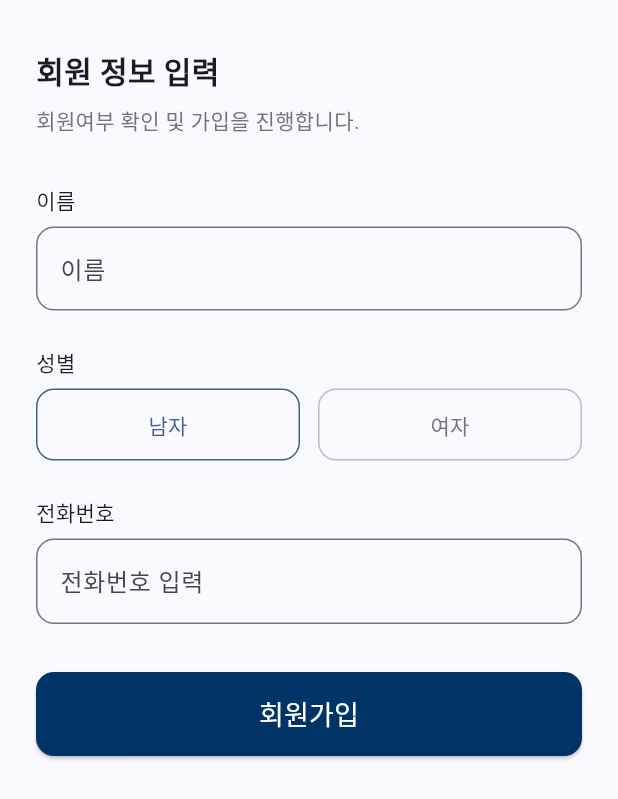
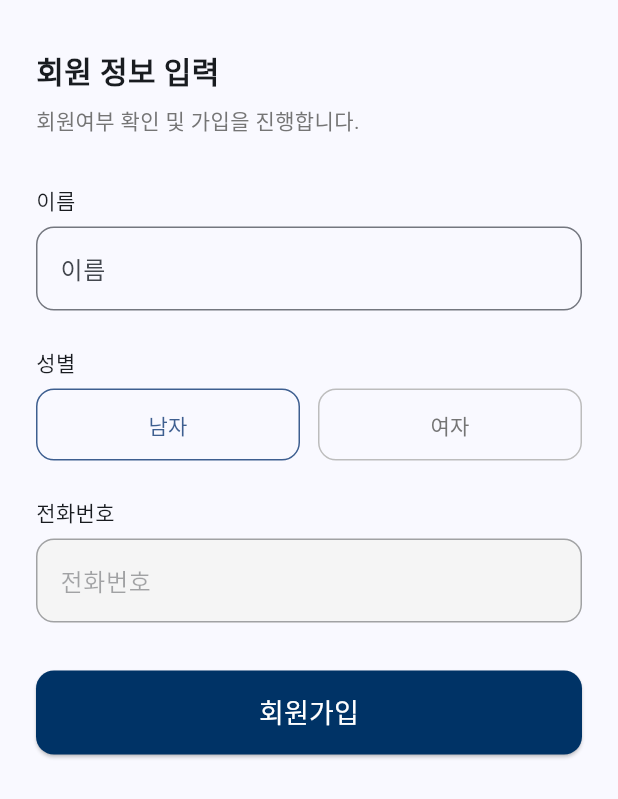
Before and after one commit to pknu-wap/2025_1_app2_FE, a Flutter app: the SignupScreen screen opened directly with empty values, on a phone screen of 412 x 824 dp. Shown: the top 799 px of the screen. Run offline on Flutter 3.47's test engine with Material 3 defaults, Android fonts, the phone set to English and light mode, and no system bars; drawn by our look-alikes of overlay_support; our stand-ins replace cloud_firestore, dio, firebase_core, flutter_dotenv, flutter_rating_bar, flutter_secure_storage and 6 more; missing offline and left inert: flutter_sms, stomp_dart_client; accounts and stored records are empty; Roboto replaces fonts that are missing (Pretendard).

Commit message:
refactor: something detail

```diff
--- a/app2_client/lib/providers/auth_provider.dart
+++ b/app2_client/lib/providers/auth_provider.dart
@@ -17,9 +17,9 @@ class AuthProvider extends ChangeNotifier {
 
   /// 로그인 + 서버 인증
   /// @deprecated 예정
-  Future<String> login() async {
+  Future<String?> login() async {
     final u = await _authService.loginWithGoogle();
-    if (u == null) return 'GOOGLE_SIGN_IN_FAILED';
+    if (u == null) return null;  // 구글 로그인 취소 시 null 반환
 
     _user = u;
 
--- a/app2_client/lib/screens/login_screen.dart
+++ b/app2_client/lib/screens/login_screen.dart
@@ -51,7 +51,10 @@ class LoginScreen extends StatelessWidget {
                   elevation: 1,
                   onPressed: () async {
                     final result = await auth.login();
-                    if (result == 'SUCCESS') {
+                    if (result == null) {
+                      // 로그인 취소 시 아무 동작도 하지 않음
+                      return;
+                    } else if (result == 'SUCCESS') {
                       // ✅ accessToken 저장
                       final prefs = await SharedPreferences.getInstance();
                       await prefs.setString('accessToken', auth.tokens!.accessToken);
--- a/app2_client/lib/screens/signup_screen.dart
+++ b/app2_client/lib/screens/signup_screen.dart
@@ -1,11 +1,9 @@
 // lib/screens/signup_screen.dart
+import 'package:app2_client/screens/destination_select_screen.dart';
+import 'package:app2_client/services/auth_service.dart';
+import 'package:app2_client/services/secure_storage_service.dart';
 import 'package:flutter/material.dart';
-import 'package:app2_client/services/auth_service.dart';
-import 'package:app2_client/screens/destination_select_screen.dart';
-import 'package:app2_client/widgets/phone_number_formatter.dart';
-import 'package:flutter/services.dart';
 import 'package:shared_preferences/shared_preferences.dart';
-import 'package:app2_client/services/secure_storage_service.dart';
 
 class SignupScreen extends StatefulWidget {
   final String session, idToken, accessToken, name, email, phone;
@@ -30,13 +28,16 @@ class _SignupScreenState extends State<SignupScreen> {
     if (!_form.currentState!.validate()) return;
     _form.currentState!.save();
 
+    // 하이픈 제거된 전화번호 생성
+    final cleanPhone = _phone.replaceAll('-', '');
+
     final resp = await AuthService().registerOnServer(
       session: widget.session,
       idToken: widget.idToken,
       accessToken: widget.accessToken,
       name: widget.name,
-      phone: widget.phone,
-      age: 20, //현재 나이 필드에대한 가이드 존재 X, 따라서 하드코딩
+      phone: cleanPhone,  // 하이픈이 제거된 전화번호 전송
+      age: 20,
       gender: _gender,
     );
 
@@ -70,6 +71,14 @@ class _SignupScreenState extends State<SignupScreen> {
 
   @override
   Widget build(BuildContext context) {
+    // 전화번호 포맷팅 함수
+    String formatPhoneNumber(String phone) {
+      if (phone.length == 11) {
+        return '${phone.substring(0, 3)}-${phone.substring(3, 7)}-${phone.substring(7)}';
+      }
+      return phone;
+    }
+
     return Scaffold(
       body: SafeArea(
         child: SingleChildScrollView(
@@ -164,16 +173,13 @@ class _SignupScreenState extends State<SignupScreen> {
                 Text('전화번호'),
                 SizedBox(height: 8),
                 TextFormField(
-                  initialValue: widget.phone,
-                  keyboardType: TextInputType.phone,
+                  initialValue: formatPhoneNumber(widget.phone),
                   readOnly: true,
-                  inputFormatters: [
-                    LengthLimitingTextInputFormatter(13), // 하이픈 포함 시 최대 13자
-                    FilteringTextInputFormatter.digitsOnly,
-                    PhoneNumberFormatter()],
+                  enabled: false,
                   decoration: InputDecoration(
-                    hintText: '전화번호 입력',
-                    filled: false,
+                    hintText: '전화번호',
+                    filled: true,
+                    fillColor: Colors.grey[100],
                     border: OutlineInputBorder(
                       borderRadius: BorderRadius.circular(12),
                       borderSide: BorderSide(
@@ -181,12 +187,7 @@ class _SignupScreenState extends State<SignupScreen> {
                       ),
                     ),
                   ),
-                  onSaved: (v) => _phone = v!,
-                  validator: (v) {
-                    if (v == null || v.isEmpty) return '필수 입력';
-                    if (!v.startsWith('010')) return '알맞지 않은 전화번호입니다';
-                    return null;
-                  },
+                  onSaved: (v) => _phone = widget.phone, // 원본 전화번호 저장
                 ),
                 SizedBox(height: 32),
 
```
